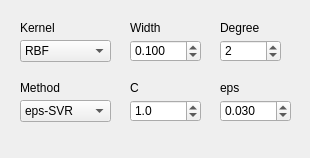
Above: _AlgorithmsPlugins/KernelMethods/paramsSVMregr.ui from b4silio/MLDemos before the change. Below: the same form after it.
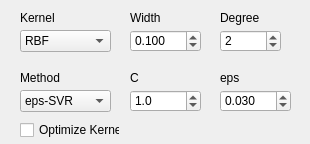
That is the form after the change.

Commit message: ADDED: an empty template for plugins to allow people to easily build their own algorithm ADDED: kernel optimization for SVM using svm dual objective function (it seems to choose small kernels whenever it can...)

```diff
--- a/_AlgorithmsPlugins/KernelMethods/paramsSVMregr.ui
+++ b/_AlgorithmsPlugins/KernelMethods/paramsSVMregr.ui
@@ -7,7 +7,7 @@
     <x>0</x>
     <y>0</y>
     <width>310</width>
-    <height>158</height>
+    <height>144</height>
    </rect>
   </property>
   <property name="windowTitle">
@@ -17,7 +17,7 @@
    <property name="geometry">
     <rect>
      <x>130</x>
-     <y>20</y>
+     <y>10</y>
      <width>31</width>
      <height>16</height>
     </rect>
@@ -35,7 +35,7 @@
    <property name="geometry">
     <rect>
      <x>220</x>
-     <y>80</y>
+     <y>70</y>
      <width>70</width>
      <height>16</height>
     </rect>
@@ -53,7 +53,7 @@
    <property name="geometry">
     <rect>
      <x>20</x>
-     <y>100</y>
+     <y>90</y>
      <width>91</width>
      <height>22</height>
     </rect>
@@ -102,7 +102,7 @@
    <property name="geometry">
     <rect>
      <x>130</x>
-     <y>100</y>
+     <y>90</y>
      <width>71</width>
      <height>22</height>
     </rect>
@@ -141,7 +141,7 @@
    <property name="geometry">
     <rect>
      <x>220</x>
-     <y>20</y>
+     <y>10</y>
      <width>41</width>
      <height>16</height>
     </rect>
@@ -159,7 +159,7 @@
    <property name="geometry">
     <rect>
      <x>220</x>
-     <y>100</y>
+     <y>90</y>
      <width>71</width>
      <height>22</height>
     </rect>
@@ -200,7 +200,7 @@
    <property name="geometry">
     <rect>
      <x>20</x>
-     <y>20</y>
+     <y>10</y>
      <width>91</width>
      <height>16</height>
     </rect>
@@ -218,7 +218,7 @@
    <property name="geometry">
     <rect>
      <x>220</x>
-     <y>40</y>
+     <y>30</y>
      <width>61</width>
      <height>22</height>
     </rect>
@@ -247,7 +247,7 @@
    <property name="geometry">
     <rect>
      <x>20</x>
-     <y>80</y>
+     <y>70</y>
      <width>91</width>
      <height>16</height>
     </rect>
@@ -265,7 +265,7 @@
    <property name="geometry">
     <rect>
      <x>130</x>
-     <y>80</y>
+     <y>70</y>
      <width>60</width>
      <height>16</height>
     </rect>
@@ -283,7 +283,7 @@
    <property name="geometry">
     <rect>
      <x>20</x>
-     <y>40</y>
+     <y>30</y>
      <width>91</width>
      <height>22</height>
     </rect>
@@ -323,7 +323,7 @@
    <property name="geometry">
     <rect>
      <x>130</x>
-     <y>40</y>
+     <y>30</y>
      <width>71</width>
      <height>22</height>
     </rect>
@@ -354,6 +354,24 @@
     <double>0.100000000000000</double>
    </property>
   </widget>
+  <widget class="QCheckBox" name="optimizeCheck">
+   <property name="geometry">
+    <rect>
+     <x>20</x>
+     <y>120</y>
+     <width>100</width>
+     <height>20</height>
+    </rect>
+   </property>
+   <property name="font">
+    <font>
+     <pointsize>9</pointsize>
+    </font>
+   </property>
+   <property name="text">
+    <string>Optimize Kernel</string>
+   </property>
+  </widget>
  </widget>
  <resources/>
  <connections/>
```
The commit also changes 33 other files.
